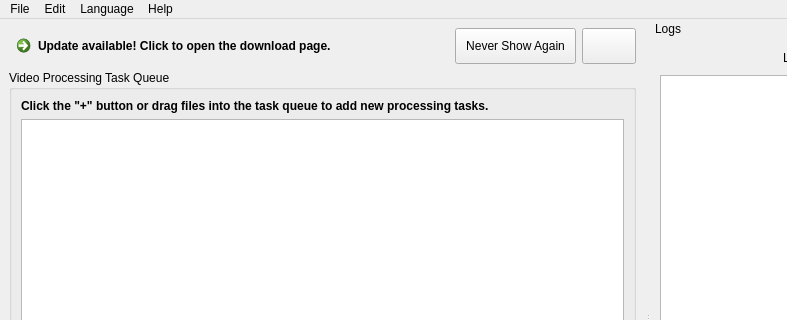
k4yt3x/video2x-qt6, file src/mainwindow.ui: the form before one commit; both pictures show x 0 to 787 and y 0 to 320 of the 925 by 647 pixel window.
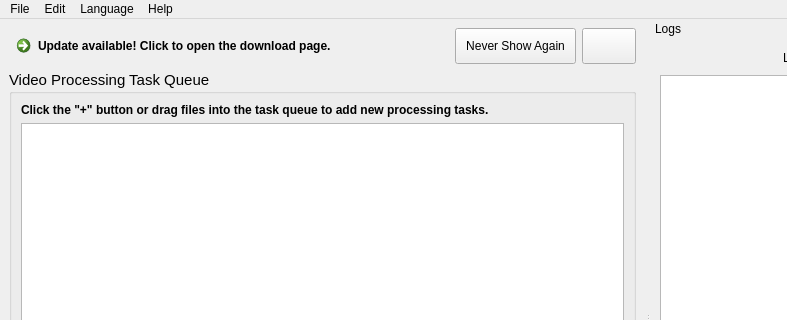
The form after the commit. Icons and pictures are not drawn. Custom widgets are drawn as their Qt base class.

Commit message: fix: truncated title when using KDE Breeze style

Patch:
```diff
--- a/src/mainwindow.ui
+++ b/src/mainwindow.ui
@@ -85,7 +85,7 @@
         </property>
         <property name="font">
          <font>
-          <pointsize>9</pointsize>
+          <pointsize>11</pointsize>
          </font>
         </property>
         <property name="title">
```
